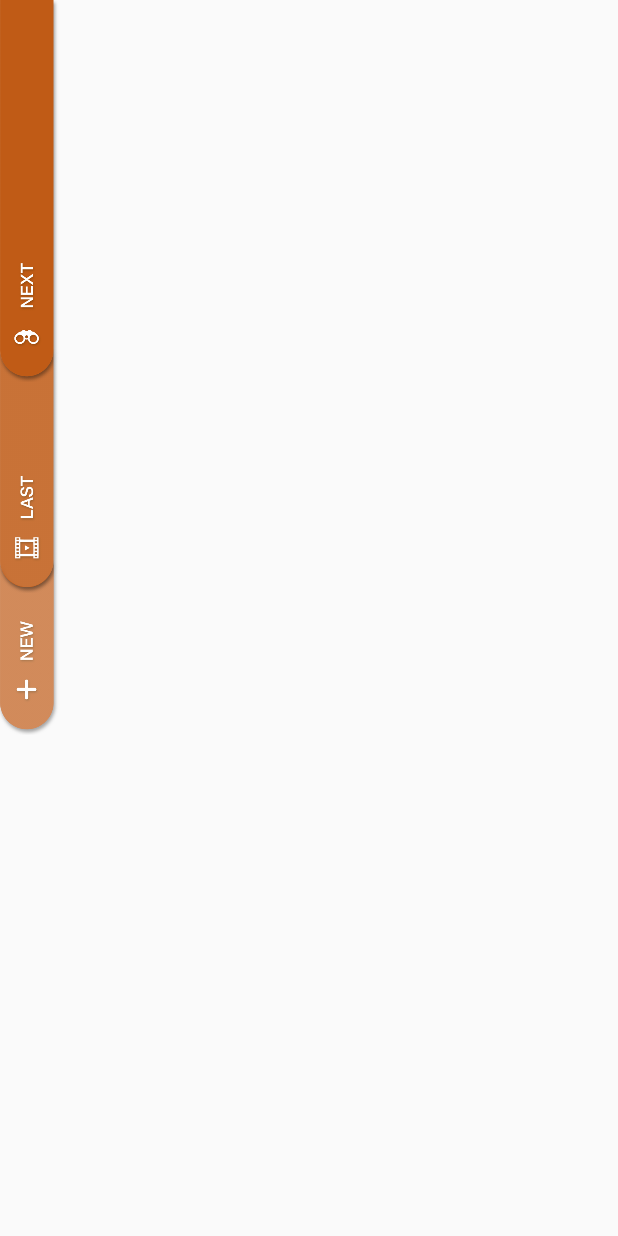
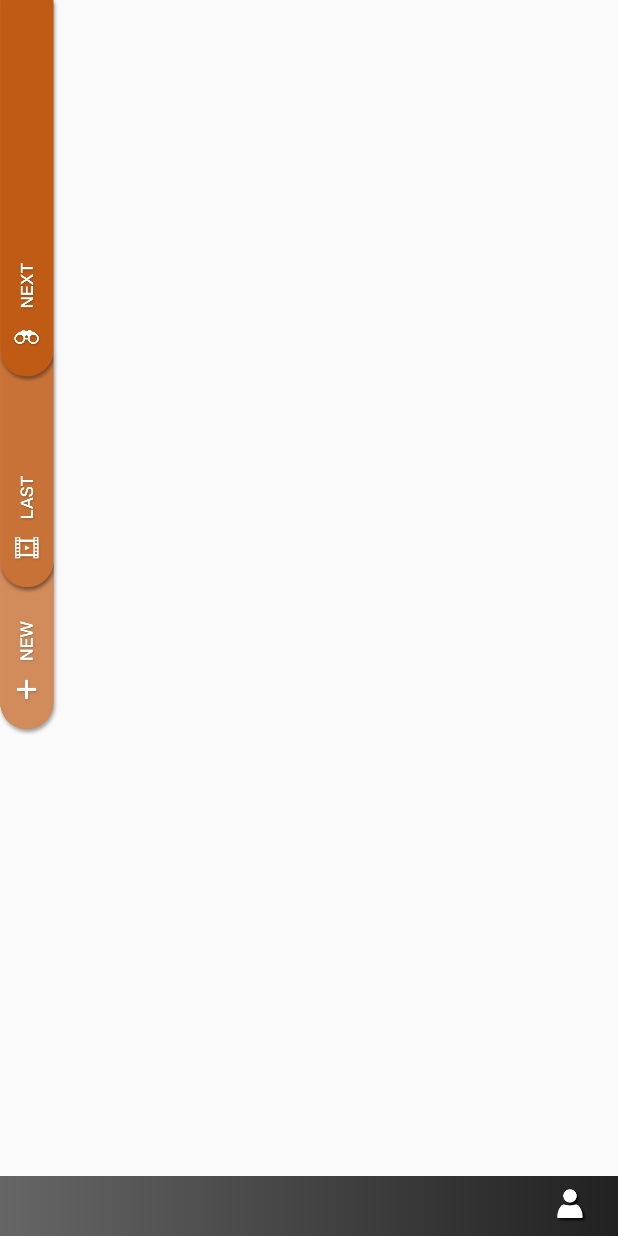
Before and after one commit to kaltsimon/Chasing-Pictures-front-end, an Android app: the screen it shows after launch (Menu), on a phone screen of 412 x 824 dp. Run offline under Robolectric (Android 15) with nearby library versions, the light colour scheme and no system bars.

Commit message:
Add lower bar to menu

```diff
--- a/ChasingPictures/app/src/main/res/layout/activity_menu.xml
+++ b/ChasingPictures/app/src/main/res/layout/activity_menu.xml
@@ -4,8 +4,25 @@
     tools:context="de.fu_berlin.cdv.chasingpictures.Menu">
 
     <RelativeLayout
+        android:layout_width="match_parent"
+        android:layout_height="40dp"
+        android:background="@drawable/menu_bar"
+        android:gravity="end"
+        android:layout_alignParentBottom="true"
+        android:padding="8dp">
+        <ImageView
             android:layout_width="wrap_content"
+            android:layout_height="match_parent"
+            android:src="@drawable/me_button"
+            android:scaleType="centerInside"
+            />
+    </RelativeLayout>
+
+    <RelativeLayout
+        android:layout_width="match_parent"
         android:layout_height="match_parent">
+
+        <!-- Menu buttons -->
 
         <ImageView
             android:layout_width="40dp"
@@ -17,8 +34,7 @@
             android:layout_below="@+id/buttonLast"
             android:layout_alignLeft="@+id/buttonLast"
             android:layout_alignStart="@+id/buttonLast"
-        android:layout_marginTop="-22dp"
-        />
+            android:layout_marginTop="-22dp" />
 
         <ImageView
             android:layout_width="40dp"
@@ -42,5 +58,8 @@
             android:layout_alignParentLeft="true"
             android:layout_alignParentStart="true"
             android:src="@drawable/menu_next"/>
+
+
+
     </RelativeLayout>
 </RelativeLayout>
```
Lines whose indentation alone changed are shown as unchanged.
